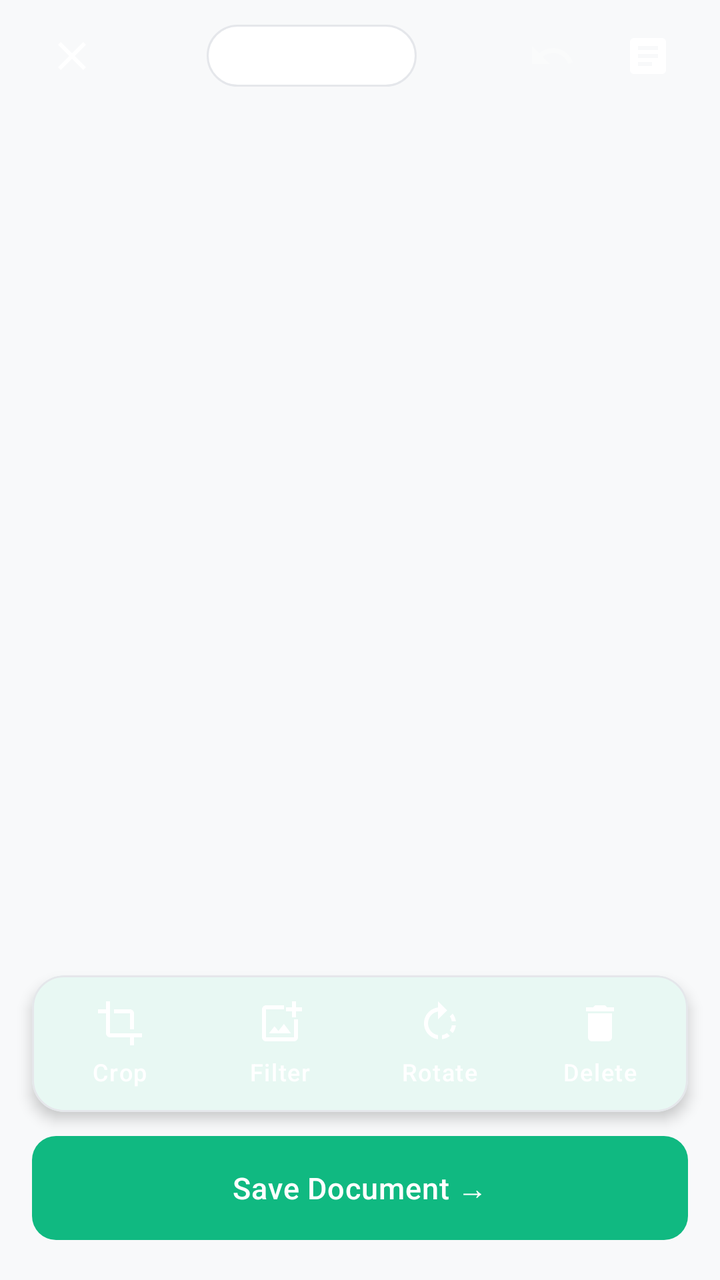
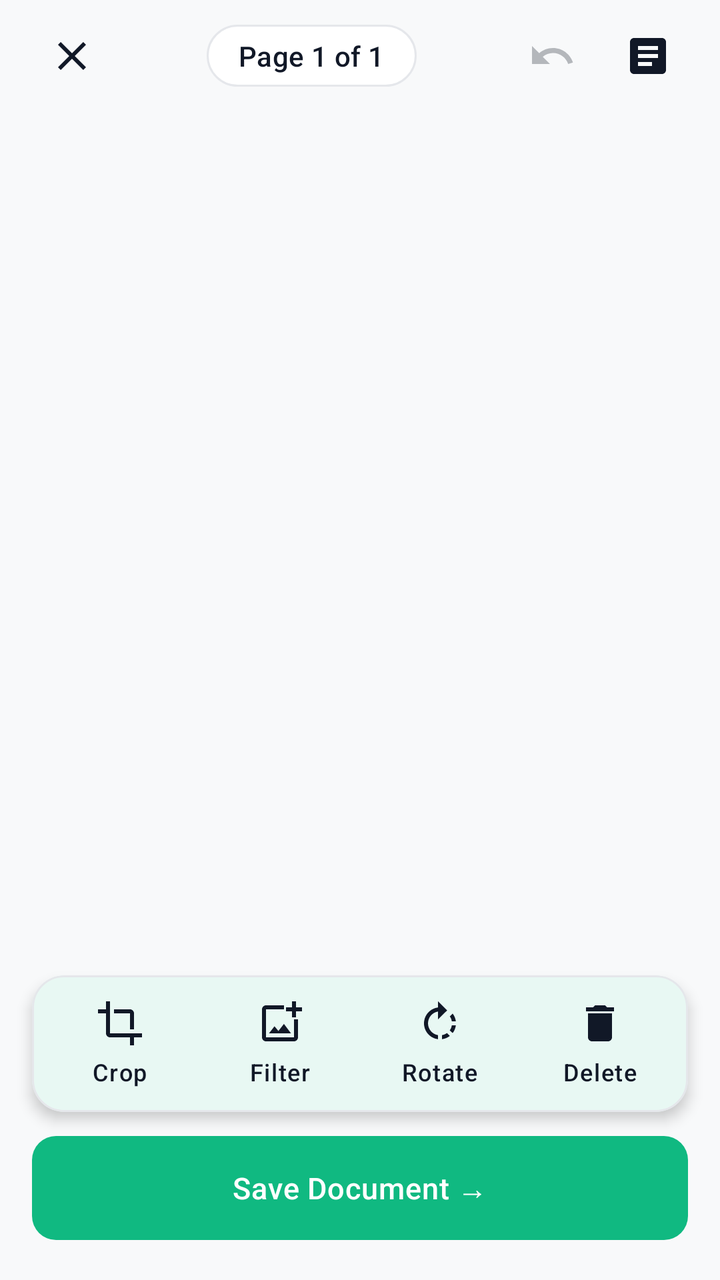

Screens rendered from an Android XML layout before and after an edit, with the pre-edit source and the edit as a unified diff.
<!-- AndroidManifest.xml: activity theme Theme.AnScanner.CropPreview -->
<!-- res/layout/activity_crop_preview.xml -->
<?xml version="1.0" encoding="utf-8"?>
<androidx.constraintlayout.widget.ConstraintLayout xmlns:android="http://schemas.android.com/apk/res/android"
    xmlns:app="http://schemas.android.com/apk/res-auto"
    android:layout_width="match_parent"
    android:layout_height="match_parent"
    android:background="@color/background_primary">

    
    <LinearLayout
        android:id="@+id/topBar"
        android:layout_width="match_parent"
        android:layout_height="@dimen/top_bar_height"
        android:gravity="center_vertical"
        android:orientation="horizontal"
        android:paddingHorizontal="@dimen/spacing_md"
        app:layout_constraintEnd_toEndOf="parent"
        app:layout_constraintStart_toStartOf="parent"
        app:layout_constraintTop_toTopOf="parent">

        <ImageButton
            android:id="@+id/btnClose"
            android:layout_width="48dp"
            android:layout_height="48dp"
            android:background="?attr/selectableItemBackgroundBorderless"
            android:contentDescription="@string/cd_close"
            android:src="@drawable/ic_close"
            app:tint="@android:color/white" />

        <LinearLayout
            android:layout_width="0dp"
            android:layout_height="wrap_content"
            android:layout_weight="1"
            android:gravity="center"
            android:orientation="horizontal">

            <ImageButton
                android:id="@+id/btnPrevPage"
                android:layout_width="48dp"
                android:layout_height="48dp"
                android:layout_marginEnd="4dp"
                android:background="?attr/selectableItemBackgroundBorderless"
                android:contentDescription="@string/cd_prev_page"
                android:src="@drawable/ic_chevron_left"
                android:visibility="gone"
                app:tint="@android:color/white" />

            <TextView
                android:id="@+id/tvTitle"
                android:layout_width="wrap_content"
                android:layout_height="wrap_content"
                android:background="@drawable/bg_title_pill"
                android:gravity="center"
                android:paddingHorizontal="16dp"
                android:paddingVertical="6dp"
                android:text="Page 1 of 1"
                android:textAppearance="@style/TextAppearance.AnScanner.Title"
                android:textColor="@android:color/white"
                android:textSize="14sp" />

            <ImageButton
                android:id="@+id/btnNextPage"
                android:layout_width="48dp"
                android:layout_height="48dp"
                android:layout_marginStart="4dp"
                android:background="?attr/selectableItemBackgroundBorderless"
                android:contentDescription="@string/cd_next_page"
                android:src="@drawable/ic_chevron_right"
                android:visibility="gone"
                app:tint="@android:color/white" />
        </LinearLayout>

        <ImageButton
            android:id="@+id/btnUndo"
            android:layout_width="48dp"
            android:layout_height="48dp"
            android:background="?attr/selectableItemBackgroundBorderless"
            android:contentDescription="@string/cd_undo"
            android:enabled="false"
            android:alpha="0.3"
            android:src="@drawable/ic_undo"
            app:tint="@android:color/white" />

        <ImageButton
            android:id="@+id/btnExtractText"
            android:layout_width="48dp"
            android:layout_height="48dp"
            android:background="?attr/selectableItemBackgroundBorderless"
            android:contentDescription="@string/cd_extract_text"
            android:src="@drawable/ic_ocr_text"
            app:tint="@android:color/white" />

    </LinearLayout>

    
    <FrameLayout
        android:id="@+id/frameCenter"
        android:layout_width="0dp"
        android:layout_height="0dp"
        android:background="@color/background_primary"
        android:padding="8dp"
        app:layout_constraintBottom_toTopOf="@id/bottomPanel"
        app:layout_constraintEnd_toEndOf="parent"
        app:layout_constraintStart_toStartOf="parent"
        app:layout_constraintTop_toBottomOf="@id/topBar">

        <androidx.viewpager2.widget.ViewPager2
            android:id="@+id/viewPager"
            android:layout_width="match_parent"
            android:layout_height="match_parent" />

        <com.anscanner.app.ui.crop.CropOverlayView
            android:id="@+id/cropOverlay"
            android:layout_width="match_parent"
            android:layout_height="match_parent"
            android:visibility="gone" />

        <com.anscanner.app.ui.custom.LensOverlayView
            android:id="@+id/lensOverlay"
            android:layout_width="match_parent"
            android:layout_height="match_parent"
            android:visibility="gone" />

        
        <com.google.android.material.card.MaterialCardView
            android:id="@+id/cardLoupe"
            android:layout_width="@dimen/loupe_size"
            android:layout_height="@dimen/loupe_size"
            android:layout_gravity="top|start"
            android:visibility="gone"
            app:cardBackgroundColor="@color/background_primary"
            app:cardCornerRadius="@dimen/loupe_corner_radius"
            app:cardElevation="10dp"
            app:cardPreventCornerOverlap="false"
            app:contentPadding="0dp"
            app:strokeColor="@color/accent_mint"
            app:strokeWidth="2dp"
            app:useCompatPadding="false">

            <FrameLayout
                android:layout_width="match_parent"
                android:layout_height="match_parent">

                <ImageView
                    android:id="@+id/ivLoupe"
                    android:layout_width="match_parent"
                    android:layout_height="match_parent"
                    android:importantForAccessibility="no"
                    android:scaleType="matrix" />

                
                <ImageView
                    android:id="@+id/ivLoupeCrosshair"
                    android:layout_width="32dp"
                    android:layout_height="32dp"
                    android:layout_gravity="center"
                    android:importantForAccessibility="no"
                    android:src="@drawable/ic_crosshair"
                    app:tint="@color/accent_mint" />
            </FrameLayout>
        </com.google.android.material.card.MaterialCardView>
    </FrameLayout>

    
    <LinearLayout
        android:id="@+id/bottomPanel"
        android:layout_width="match_parent"
        android:layout_height="wrap_content"
        android:orientation="vertical"
        android:paddingBottom="4dp"
        app:layout_constraintBottom_toBottomOf="parent"
        app:layout_constraintEnd_toEndOf="parent"
        app:layout_constraintStart_toStartOf="parent">

        
        <com.google.android.material.card.MaterialCardView
            android:layout_width="match_parent"
            android:layout_height="wrap_content"
            android:layout_marginHorizontal="@dimen/spacing_lg"
            android:layout_marginTop="@dimen/spacing_xs"
            android:layout_marginBottom="@dimen/spacing_sm"
            app:cardBackgroundColor="@color/surface_card"
            app:cardCornerRadius="@dimen/radius_lg"
            app:cardElevation="4dp"
            app:contentPadding="0dp"
            app:strokeColor="@color/border_subtle"
            app:strokeWidth="1dp"
            app:useCompatPadding="false">

            <LinearLayout
                android:layout_width="match_parent"
                android:layout_height="wrap_content"
                android:orientation="horizontal"
                android:paddingHorizontal="@dimen/spacing_xs"
                android:paddingVertical="@dimen/spacing_sm">

                <LinearLayout
                    android:id="@+id/btnCrop"
                    android:layout_width="0dp"
                    android:layout_height="wrap_content"
                    android:layout_weight="1"
                    android:background="?attr/selectableItemBackground"
                    android:clickable="true"
                    android:focusable="true"
                    android:contentDescription="@string/crop_action_crop"
                    android:gravity="center"
                    android:orientation="vertical"
                    android:paddingVertical="@dimen/spacing_xs">

                    <ImageView
                        android:id="@+id/ivCropIcon"
                        android:layout_width="@dimen/icon_md"
                        android:layout_height="@dimen/icon_md"
                        android:importantForAccessibility="no"
                        android:src="@drawable/ic_crop"
                        app:tint="@android:color/white" />

                    <TextView
                        android:id="@+id/tvCropLabel"
                        android:layout_width="wrap_content"
                        android:layout_height="wrap_content"
                        android:layout_marginTop="4dp"
                        android:text="@string/crop_action_crop"
                        android:textAppearance="@style/TextAppearance.AnScanner.Label"
                        android:textColor="@android:color/white"
                        android:textSize="12sp" />
                </LinearLayout>

                <LinearLayout
                    android:id="@+id/btnFilter"
                    android:layout_width="0dp"
                    android:layout_height="wrap_content"
                    android:layout_weight="1"
                    android:background="?attr/selectableItemBackground"
                    android:clickable="true"
                    android:focusable="true"
                    android:contentDescription="@string/crop_action_filter"
                    android:gravity="center"
                    android:orientation="vertical"
                    android:paddingVertical="@dimen/spacing_xs">

                    <ImageView
                        android:id="@+id/ivFilterIcon"
                        android:layout_width="@dimen/icon_md"
                        android:layout_height="@dimen/icon_md"
                        android:importantForAccessibility="no"
                        android:src="@drawable/ic_filter"
                        app:tint="@android:color/white" />

                    <TextView
                        android:id="@+id/tvFilterLabel"
                        android:layout_width="wrap_content"
                        android:layout_height="wrap_content"
                        android:layout_marginTop="4dp"
                        android:text="@string/crop_action_filter"
                        android:textAppearance="@style/TextAppearance.AnScanner.Label"
                        android:textColor="@android:color/white"
                        android:textSize="12sp" />
                </LinearLayout>

                <LinearLayout
                    android:id="@+id/btnRotate"
                    android:layout_width="0dp"
                    android:layout_height="wrap_content"
                    android:layout_weight="1"
                    android:background="?attr/selectableItemBackground"
                    android:clickable="true"
                    android:focusable="true"
                    android:contentDescription="@string/crop_action_rotate"
                    android:gravity="center"
                    android:orientation="vertical"
                    android:paddingVertical="@dimen/spacing_xs">

                    <ImageView
                        android:id="@+id/ivRotateIcon"
                        android:layout_width="@dimen/icon_md"
                        android:layout_height="@dimen/icon_md"
                        android:importantForAccessibility="no"
                        android:src="@drawable/ic_rotate"
                        app:tint="@android:color/white" />

                    <TextView
                        android:id="@+id/tvRotateLabel"
                        android:layout_width="wrap_content"
                        android:layout_height="wrap_content"
                        android:layout_marginTop="4dp"
                        android:text="@string/crop_action_rotate"
                        android:textAppearance="@style/TextAppearance.AnScanner.Label"
                        android:textColor="@android:color/white"
                        android:textSize="12sp" />
                </LinearLayout>

                <LinearLayout
                    android:id="@+id/btnDelete"
                    android:layout_width="0dp"
                    android:layout_height="wrap_content"
                    android:layout_weight="1"
                    android:background="?attr/selectableItemBackground"
                    android:clickable="true"
                    android:focusable="true"
                    android:contentDescription="@string/crop_action_delete"
                    android:gravity="center"
                    android:orientation="vertical"
                    android:paddingVertical="@dimen/spacing_xs">

                    <ImageView
                        android:id="@+id/ivDeleteIcon"
                        android:layout_width="@dimen/icon_md"
                        android:layout_height="@dimen/icon_md"
                        android:importantForAccessibility="no"
                        android:src="@drawable/ic_delete"
                        app:tint="@android:color/white" />

                    <TextView
                        android:id="@+id/tvDeleteLabel"
                        android:layout_width="wrap_content"
                        android:layout_height="wrap_content"
                        android:layout_marginTop="4dp"
                        android:text="@string/crop_action_delete"
                        android:textAppearance="@style/TextAppearance.AnScanner.Label"
                        android:textColor="@android:color/white"
                        android:textSize="12sp" />
                </LinearLayout>
            </LinearLayout>
        </com.google.android.material.card.MaterialCardView>

        
        <LinearLayout
            android:id="@+id/filterContainer"
            android:layout_width="match_parent"
            android:layout_height="wrap_content"
            android:orientation="vertical"
            android:paddingBottom="@dimen/spacing_xs"
            android:visibility="gone">

            
            <LinearLayout
                android:layout_width="match_parent"
                android:layout_height="wrap_content"
                android:gravity="center_vertical"
                android:orientation="horizontal"
                android:paddingHorizontal="@dimen/spacing_lg">

                <TextView
                    android:layout_width="0dp"
                    android:layout_height="wrap_content"
                    android:layout_weight="1"
                    android:text="FILTERS"
                    android:textAppearance="@style/TextAppearance.AnScanner.SectionHeader"
                    android:textColor="@color/text_muted"
                    android:textSize="11sp" />

                <com.google.android.material.checkbox.MaterialCheckBox
                    android:id="@+id/cbApplyToAll"
                    android:layout_width="wrap_content"
                    android:layout_height="wrap_content"
                    android:minHeight="0dp"
                    android:minWidth="0dp"
                    android:text="Apply to all pages"
                    android:textColor="@color/text_secondary"
                    android:textSize="12sp"
                    app:buttonTint="@color/accent_mint" />
            </LinearLayout>

            <HorizontalScrollView
                android:layout_width="match_parent"
                android:layout_height="wrap_content"
                android:clipToPadding="false"
                android:paddingHorizontal="@dimen/spacing_lg"
                android:paddingVertical="@dimen/spacing_xs"
                android:scrollbars="none">

                <LinearLayout
                    android:layout_width="wrap_content"
                    android:layout_height="wrap_content"
                    android:gravity="center_vertical"
                    android:orientation="horizontal">

                    <com.google.android.material.button.MaterialButton
                        android:id="@+id/btnFilterOriginal"
                        style="@style/Widget.Material3.Button.TonalButton"
                        android:layout_width="wrap_content"
                        android:layout_height="wrap_content"
                        android:minHeight="48dp"
                        android:layout_marginEnd="@dimen/spacing_sm"
                        android:insetTop="0dp"
                        android:insetBottom="0dp"
                        android:text="Original"
                        android:textColor="@color/text_primary"
                        android:textSize="13sp"
                        app:backgroundTint="@color/surface_elevated"
                        app:cornerRadius="19dp" />

                    <com.google.android.material.button.MaterialButton
                        android:id="@+id/btnFilterMagic"
                        style="@style/Widget.Material3.Button.TonalButton"
                        android:layout_width="wrap_content"
                        android:layout_height="wrap_content"
                        android:minHeight="48dp"
                        android:layout_marginEnd="@dimen/spacing_sm"
                        android:insetTop="0dp"
                        android:insetBottom="0dp"
                        android:text="Magic Color"
                        android:textColor="@color/text_primary"
                        android:textSize="13sp"
                        app:backgroundTint="@color/surface_elevated"
                        app:cornerRadius="19dp" />

                    <com.google.android.material.button.MaterialButton
                        android:id="@+id/btnFilterBW"
                        style="@style/Widget.Material3.Button.TonalButton"
                        android:layout_width="wrap_content"
                        android:layout_height="wrap_content"
                        android:minHeight="48dp"
                        android:layout_marginEnd="@dimen/spacing_sm"
                        android:insetTop="0dp"
                        android:insetBottom="0dp"
                        android:text="B&amp;W Clean"
                        android:textColor="@color/text_primary"
                        android:textSize="13sp"
                        app:backgroundTint="@color/surface_elevated"
                        app:cornerRadius="19dp" />

                    <com.google.android.material.button.MaterialButton
                        android:id="@+id/btnFilterGrayscale"
                        style="@style/Widget.Material3.Button.TonalButton"
                        android:layout_width="wrap_content"
                        android:layout_height="wrap_content"
                        android:minHeight="48dp"
                        android:layout_marginEnd="@dimen/spacing_sm"
                        android:insetTop="0dp"
                        android:insetBottom="0dp"
                        android:text="Grayscale"
                        android:textColor="@color/text_primary"
                        android:textSize="13sp"
                        app:backgroundTint="@color/surface_elevated"
                        app:cornerRadius="19dp" />

                    <com.google.android.material.button.MaterialButton
                        android:id="@+id/btnFilterSharpen"
                        style="@style/Widget.Material3.Button.TonalButton"
                        android:layout_width="wrap_content"
                        android:layout_height="wrap_content"
                        android:minHeight="48dp"
                        android:layout_marginEnd="@dimen/spacing_sm"
                        android:insetTop="0dp"
                        android:insetBottom="0dp"
                        android:text="Sharpen"
                        android:textColor="@color/text_primary"
                        android:textSize="13sp"
                        app:backgroundTint="@color/surface_elevated"
                        app:cornerRadius="19dp" />

                    <com.google.android.material.button.MaterialButton
                        android:id="@+id/btnFilterScanEnhance"
                        style="@style/Widget.Material3.Button.TonalButton"
                        android:layout_width="wrap_content"
                        android:layout_height="wrap_content"
                        android:minHeight="48dp"
                        android:insetTop="0dp"
                        android:insetBottom="0dp"
                        android:text="Scan Enhance"
                        android:textColor="@color/text_primary"
                        android:textSize="13sp"
                        app:backgroundTint="@color/surface_elevated"
                        app:cornerRadius="19dp" />
                </LinearLayout>
            </HorizontalScrollView>
        </LinearLayout>

        
        <com.google.android.material.button.MaterialButton
            android:id="@+id/btnSaveDocument"
            style="@style/Widget.AnScanner.Button.Primary"
            android:layout_width="match_parent"
            android:layout_height="@dimen/button_height_primary"
            android:layout_marginHorizontal="@dimen/spacing_lg"
            android:layout_marginTop="@dimen/spacing_xs"
            android:layout_marginBottom="@dimen/spacing_lg"
            android:text="@string/crop_save_document"
            android:textSize="15sp"
            app:cornerRadius="@dimen/button_corner_radius" />

    </LinearLayout>

</androidx.constraintlayout.widget.ConstraintLayout>
<!-- resources referenced by this layout -->
<resources>
  <color name="accent_mint">#FF10B981</color>
  <color name="background_primary">#FFF8F9FA</color>
  <color name="border_subtle">#FFE5E7EB</color>
  <color name="surface_card">#FFFFFFFF</color>
  <color name="surface_elevated">#FFFFFFFF</color>
  <color name="text_muted">#FF9CA3AF</color>
  <color name="text_primary">#FF111827</color>
  <color name="text_secondary">#FF4B5563</color>
  <dimen name="button_corner_radius">12dp</dimen>
  <dimen name="button_height_primary">52dp</dimen>
  <dimen name="icon_md">24dp</dimen>
  <dimen name="loupe_corner_radius">64dp</dimen>
  <dimen name="loupe_size">128dp</dimen>
  <dimen name="radius_lg">16dp</dimen>
  <dimen name="spacing_lg">16dp</dimen>
  <dimen name="spacing_md">12dp</dimen>
  <dimen name="spacing_sm">8dp</dimen>
  <dimen name="spacing_xs">4dp</dimen>
  <dimen name="top_bar_height">56dp</dimen>
  <string name="cd_close">Close</string>
  <string name="cd_extract_text">Extract text from current page</string>
  <string name="cd_next_page">Next page</string>
  <string name="cd_prev_page">Previous page</string>
  <string name="cd_undo">Undo</string>
  <string name="crop_action_crop">Crop</string>
  <string name="crop_action_delete">Delete</string>
  <string name="crop_action_filter">Filter</string>
  <string name="crop_action_rotate">Rotate</string>
  <string name="crop_save_document">Save Document →</string>
  <style name="Theme.AnScanner.CropPreview" parent="Theme.AnScanner">
          <item name="android:statusBarColor">#FF1A1A1A</item>
          <item name="android:windowBackground">#FF1A1A1A</item>
          <item name="android:windowLightStatusBar">false</item>
          <item name="android:windowLightNavigationBar">false</item>
      </style>
  <color name="text_on_accent">#FFFFFFFF</color>
  <color name="accent_mint_ripple">#3310B981</color>
  <color name="md_theme_primary">#FF10B981</color>
  <color name="md_theme_onPrimary">#FFFFFFFF</color>
  <color name="md_theme_primaryContainer">#FFE6F4EA</color>
  <color name="md_theme_onPrimaryContainer">#FF065F46</color>
  <color name="md_theme_secondary">#FF059669</color>
  <color name="md_theme_onSecondary">#FFFFFFFF</color>
  <color name="md_theme_error">#FFEF4444</color>
  <color name="md_theme_onError">#FFFFFFFF</color>
  <color name="md_theme_background">#FFF8F9FA</color>
  <color name="md_theme_onBackground">#FF111827</color>
  <color name="md_theme_surface">#FFFFFFFF</color>
  <color name="md_theme_onSurface">#FF111827</color>
  <color name="md_theme_surfaceVariant">#FFF1F3F5</color>
  <color name="md_theme_onSurfaceVariant">#FF4B5563</color>
  <color name="md_theme_outline">#FFE5E7EB</color>
  <color name="status_bar">#FFF8F9FA</color>
  <color name="navigation_bar">#FFFFFFFF</color>
  <color name="text_hint">#FF9CA3AF</color>
  <style name="ShapeAppearance.AnScanner.SmallComponent" parent="ShapeAppearance.Material3.SmallComponent">
          <item name="cornerFamily">rounded</item>
          <item name="cornerSize">@dimen/radius_sm</item>
      </style>
  <style name="ShapeAppearance.AnScanner.MediumComponent" parent="ShapeAppearance.Material3.MediumComponent">
          <item name="cornerFamily">rounded</item>
          <item name="cornerSize">@dimen/radius_lg</item>
      </style>
  <style name="ShapeAppearance.AnScanner.LargeComponent" parent="ShapeAppearance.Material3.LargeComponent">
          <item name="cornerFamily">rounded</item>
          <item name="cornerSize">@dimen/radius_xl</item>
      </style>
  <dimen name="elevation_card">2dp</dimen>
  <dimen name="card_padding">16dp</dimen>
  <dimen name="text_input_corner_radius">12dp</dimen>
  <color name="divider">#FFE5E7EB</color>
  <dimen name="radius_sm">8dp</dimen>
  <dimen name="radius_xl">24dp</dimen>
  <dimen name="radius_bottom_sheet">28dp</dimen>
  <!-- unchanged entries left out for length: 25 -->
</resources>

<!-- the commit's change to res/layout/activity_crop_preview.xml (unified diff, before → after) -->
@@ -24,7 +24,7 @@
             android:background="?attr/selectableItemBackgroundBorderless"
             android:contentDescription="@string/cd_close"
             android:src="@drawable/ic_close"
-            app:tint="@android:color/white" />
+            app:tint="@color/text_primary" />
 
         <LinearLayout
             android:layout_width="0dp"
@@ -42,7 +42,7 @@
                 android:contentDescription="@string/cd_prev_page"
                 android:src="@drawable/ic_chevron_left"
                 android:visibility="gone"
-                app:tint="@android:color/white" />
+                app:tint="@color/text_primary" />
 
             <TextView
                 android:id="@+id/tvTitle"
@@ -54,7 +54,7 @@
                 android:paddingVertical="6dp"
                 android:text="Page 1 of 1"
                 android:textAppearance="@style/TextAppearance.AnScanner.Title"
-                android:textColor="@android:color/white"
+                android:textColor="@color/text_primary"
                 android:textSize="14sp" />
 
             <ImageButton
@@ -66,7 +66,7 @@
                 android:contentDescription="@string/cd_next_page"
                 android:src="@drawable/ic_chevron_right"
                 android:visibility="gone"
-                app:tint="@android:color/white" />
+                app:tint="@color/text_primary" />
         </LinearLayout>
 
         <ImageButton
@@ -78,7 +78,7 @@
             android:enabled="false"
             android:alpha="0.3"
             android:src="@drawable/ic_undo"
-            app:tint="@android:color/white" />
+            app:tint="@color/text_primary" />
 
         <ImageButton
             android:id="@+id/btnExtractText"
@@ -87,7 +87,7 @@
             android:background="?attr/selectableItemBackgroundBorderless"
             android:contentDescription="@string/cd_extract_text"
             android:src="@drawable/ic_ocr_text"
-            app:tint="@android:color/white" />
+            app:tint="@color/text_primary" />
 
     </LinearLayout>
 
@@ -212,7 +212,7 @@
                         android:layout_height="@dimen/icon_md"
                         android:importantForAccessibility="no"
                         android:src="@drawable/ic_crop"
-                        app:tint="@android:color/white" />
+                        app:tint="@color/text_primary" />
 
                     <TextView
                         android:id="@+id/tvCropLabel"
@@ -221,7 +221,7 @@
                         android:layout_marginTop="4dp"
                         android:text="@string/crop_action_crop"
                         android:textAppearance="@style/TextAppearance.AnScanner.Label"
-                        android:textColor="@android:color/white"
+                        android:textColor="@color/text_primary"
                         android:textSize="12sp" />
                 </LinearLayout>
 
@@ -244,7 +244,7 @@
                         android:layout_height="@dimen/icon_md"
                         android:importantForAccessibility="no"
                         android:src="@drawable/ic_filter"
-                        app:tint="@android:color/white" />
+                        app:tint="@color/text_primary" />
 
                     <TextView
                         android:id="@+id/tvFilterLabel"
@@ -253,7 +253,7 @@
                         android:layout_marginTop="4dp"
                         android:text="@string/crop_action_filter"
                         android:textAppearance="@style/TextAppearance.AnScanner.Label"
-                        android:textColor="@android:color/white"
+                        android:textColor="@color/text_primary"
                         android:textSize="12sp" />
                 </LinearLayout>
 
@@ -276,7 +276,7 @@
                         android:layout_height="@dimen/icon_md"
                         android:importantForAccessibility="no"
                         android:src="@drawable/ic_rotate"
-                        app:tint="@android:color/white" />
+                        app:tint="@color/text_primary" />
 
                     <TextView
                         android:id="@+id/tvRotateLabel"
@@ -285,7 +285,7 @@
                         android:layout_marginTop="4dp"
                         android:text="@string/crop_action_rotate"
                         android:textAppearance="@style/TextAppearance.AnScanner.Label"
-                        android:textColor="@android:color/white"
+                        android:textColor="@color/text_primary"
                         android:textSize="12sp" />
                 </LinearLayout>
 
@@ -308,7 +308,7 @@
                         android:layout_height="@dimen/icon_md"
                         android:importantForAccessibility="no"
                         android:src="@drawable/ic_delete"
-                        app:tint="@android:color/white" />
+                        app:tint="@color/text_primary" />
 
                     <TextView
                         android:id="@+id/tvDeleteLabel"
@@ -317,7 +317,7 @@
                         android:layout_marginTop="4dp"
                         android:text="@string/crop_action_delete"
                         android:textAppearance="@style/TextAppearance.AnScanner.Label"
-                        android:textColor="@android:color/white"
+                        android:textColor="@color/text_primary"
                         android:textSize="12sp" />
                 </LinearLayout>
             </LinearLayout>
<!-- resource entries referenced after the edit -->
@@ -30,10 +30,12 @@
   <string name="crop_action_rotate">Rotate</string>
   <string name="crop_save_document">Save Document →</string>
   <style name="Theme.AnScanner.CropPreview" parent="Theme.AnScanner">
-          <item name="android:statusBarColor">#FF1A1A1A</item>
-          <item name="android:windowBackground">#FF1A1A1A</item>
-          <item name="android:windowLightStatusBar">false</item>
-          <item name="android:windowLightNavigationBar">false</item>
+          <item name="android:statusBarColor">@android:color/transparent</item>
+          <item name="android:navigationBarColor">@android:color/transparent</item>
+          <item name="android:windowBackground">@color/background_primary</item>
+          <item name="android:windowLightStatusBar">true</item>
+          <item name="android:windowLightNavigationBar">true</item>
+          <item name="android:windowDrawsSystemBarBackgrounds">true</item>
       </style>
   <color name="text_on_accent">#FFFFFFFF</color>
   <color name="accent_mint_ripple">#3310B981</color>
